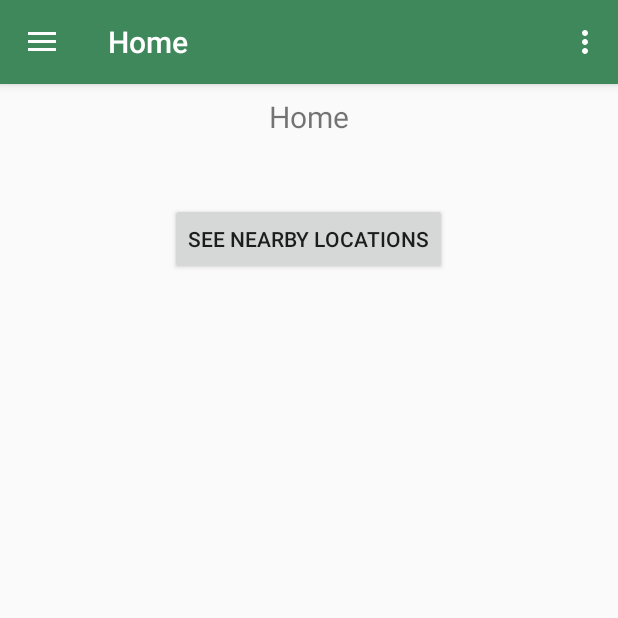
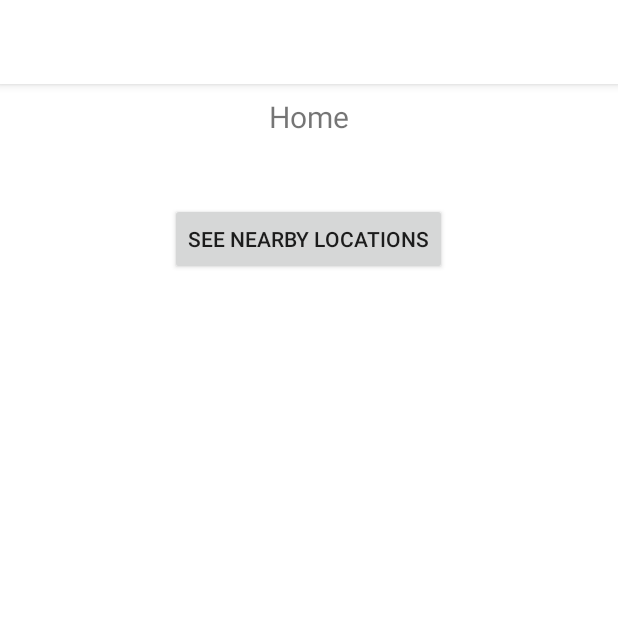
Before and after one commit to Adam-Foot/PRCO304, an Android app: the screen it shows after launch (MainActivity), on a phone screen of 412 x 824 dp, the top half of it. Run offline under Robolectric (Android 15) with nearby library versions, the phone set to English and light mode, and no system bars; our stand-ins replace navigation-ui.

Commit message:
Changed backgrounds to white

```diff
--- a/app/src/main/res/layout/app_bar_main.xml
+++ b/app/src/main/res/layout/app_bar_main.xml
@@ -15,7 +15,7 @@
             android:id="@+id/toolbar"
             android:layout_width="match_parent"
             android:layout_height="?attr/actionBarSize"
-            android:background="?attr/colorPrimary"
+            android:background="@color/colorWhite"
             app:popupTheme="@style/AppTheme.PopupOverlay" />
 
     </com.google.android.material.appbar.AppBarLayout>
--- a/app/src/main/res/layout/content_main.xml
+++ b/app/src/main/res/layout/content_main.xml
@@ -4,6 +4,7 @@
     xmlns:tools="http://schemas.android.com/tools"
     android:layout_width="match_parent"
     android:layout_height="match_parent"
+    android:background="@color/colorWhite"
     app:layout_behavior="@string/appbar_scrolling_view_behavior"
     tools:showIn="@layout/app_bar_main">
 
--- a/app/src/main/res/layout/fragment_admin.xml
+++ b/app/src/main/res/layout/fragment_admin.xml
@@ -3,7 +3,8 @@
     xmlns:app="http://schemas.android.com/apk/res-auto"
     xmlns:tools="http://schemas.android.com/tools"
     android:layout_width="match_parent"
-android:layout_height="match_parent">
+    android:layout_height="match_parent"
+    android:background="@color/colorWhite">
 
     <TextView
         android:id="@+id/text_admin"
--- a/app/src/main/res/layout/fragment_gallery.xml
+++ b/app/src/main/res/layout/fragment_gallery.xml
@@ -2,7 +2,8 @@
 <androidx.constraintlayout.widget.ConstraintLayout xmlns:android="http://schemas.android.com/apk/res/android"
     xmlns:app="http://schemas.android.com/apk/res-auto"
     android:layout_width="match_parent"
-    android:layout_height="match_parent">
+    android:layout_height="match_parent"
+    android:background="@color/colorWhite">
 
     <TextView
         android:id="@+id/text_gallery"
--- a/app/src/main/res/layout/fragment_home.xml
+++ b/app/src/main/res/layout/fragment_home.xml
@@ -2,7 +2,8 @@
 <androidx.constraintlayout.widget.ConstraintLayout xmlns:android="http://schemas.android.com/apk/res/android"
     xmlns:app="http://schemas.android.com/apk/res-auto"
     android:layout_width="match_parent"
-    android:layout_height="match_parent">
+    android:layout_height="match_parent"
+    android:background="@color/colorWhite">
 
     <TextView
         android:id="@+id/text_home"
--- a/app/src/main/res/layout/fragment_send.xml
+++ b/app/src/main/res/layout/fragment_send.xml
@@ -2,7 +2,8 @@
 <androidx.constraintlayout.widget.ConstraintLayout xmlns:android="http://schemas.android.com/apk/res/android"
     xmlns:app="http://schemas.android.com/apk/res-auto"
     android:layout_width="match_parent"
-    android:layout_height="match_parent">
+    android:layout_height="match_parent"
+    android:background="@color/colorWhite">
 
     <TextView
         android:id="@+id/text_send"
--- a/app/src/main/res/layout/fragment_share.xml
+++ b/app/src/main/res/layout/fragment_share.xml
@@ -2,7 +2,8 @@
 <androidx.constraintlayout.widget.ConstraintLayout xmlns:android="http://schemas.android.com/apk/res/android"
     xmlns:app="http://schemas.android.com/apk/res-auto"
     android:layout_width="match_parent"
-    android:layout_height="match_parent">
+    android:layout_height="match_parent"
+    android:background="@color/colorWhite">
 
     <TextView
         android:id="@+id/text_share"
--- a/app/src/main/res/layout/fragment_slideshow.xml
+++ b/app/src/main/res/layout/fragment_slideshow.xml
@@ -2,7 +2,8 @@
 <androidx.constraintlayout.widget.ConstraintLayout xmlns:android="http://schemas.android.com/apk/res/android"
     xmlns:app="http://schemas.android.com/apk/res-auto"
     android:layout_width="match_parent"
-    android:layout_height="match_parent">
+    android:layout_height="match_parent"
+    android:background="@color/colorWhite">
 
     <TextView
         android:id="@+id/text_slideshow"
--- a/app/src/main/res/layout/fragment_tools.xml
+++ b/app/src/main/res/layout/fragment_tools.xml
@@ -2,7 +2,8 @@
 <androidx.constraintlayout.widget.ConstraintLayout xmlns:android="http://schemas.android.com/apk/res/android"
     xmlns:app="http://schemas.android.com/apk/res-auto"
     android:layout_width="match_parent"
-    android:layout_height="match_parent">
+    android:layout_height="match_parent"
+    android:background="@color/colorWhite">
 
     <TextView
         android:id="@+id/text_tools"
```
Lines whose indentation alone changed are shown as unchanged.
